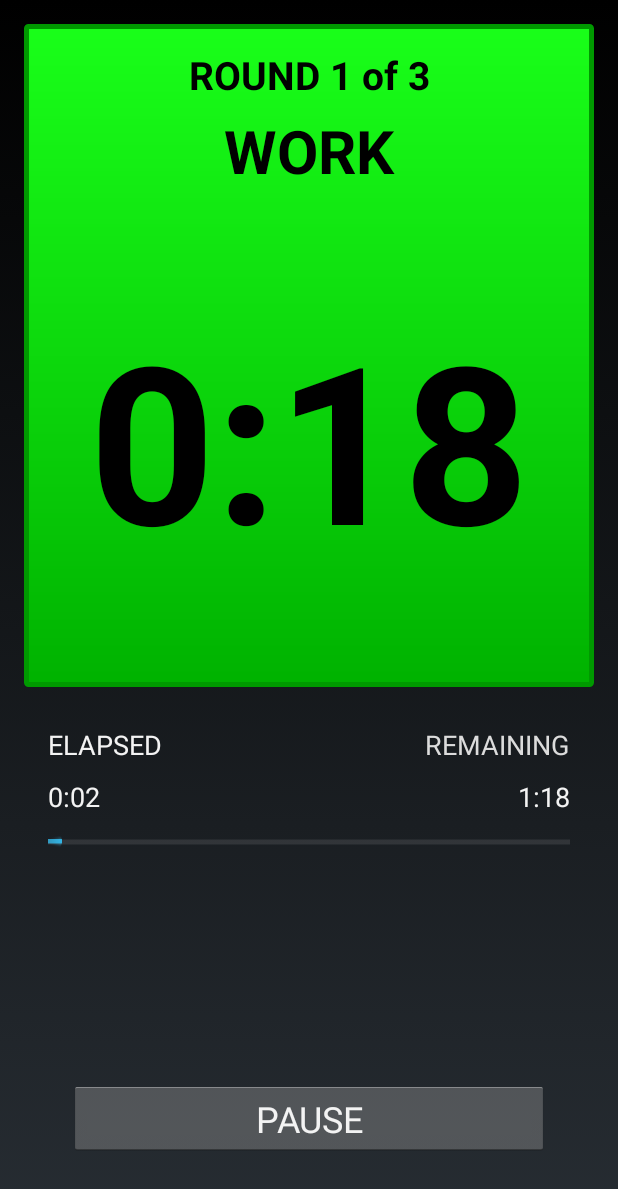
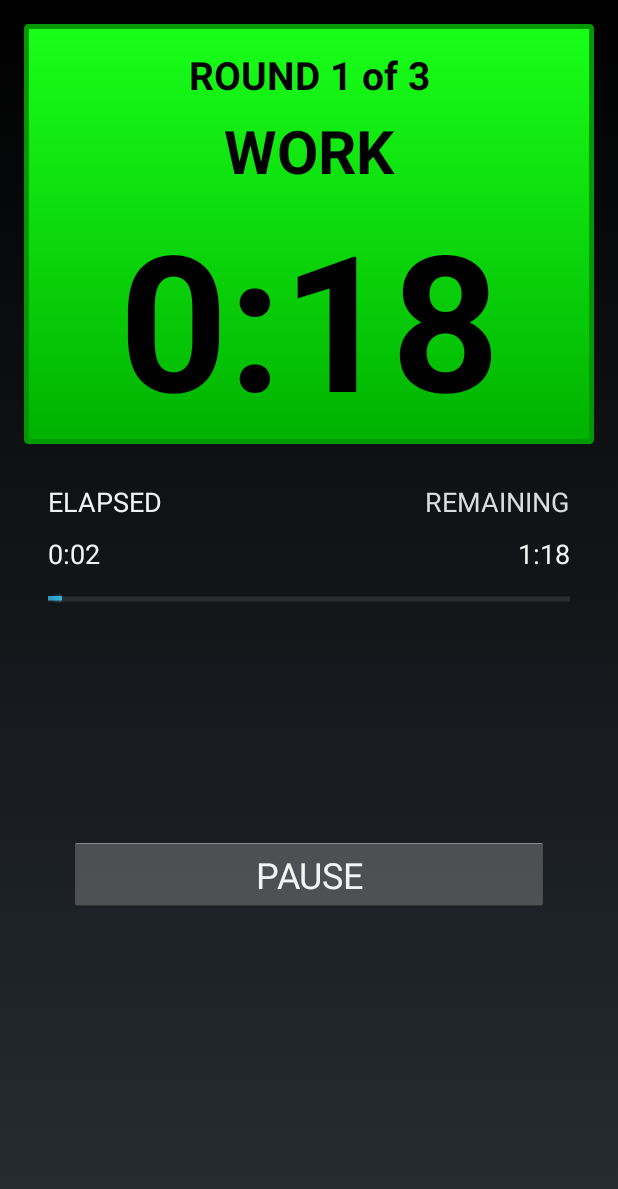
Before and after one commit to Riippi/IntervalTimer, an Android app: the TimerActivity screen opened directly, with no data from a screen before it, on a phone screen of 412 x 824 dp. Shown: the top 1189 px of the screen. Run offline under Robolectric (Android 15) with nearby library versions, the light colour scheme and no system bars.

Commit message:
Fixed the bug with resizing time text, but it's not perfect.

```diff
--- a/app/src/main/res/layout/activity_timer.xml
+++ b/app/src/main/res/layout/activity_timer.xml
@@ -23,7 +23,6 @@
             android:id="@+id/layoutTop"
             android:layout_width="fill_parent"
             android:layout_height="280dp"
-            android:layout_weight="3"
             >
 
             <View
@@ -38,7 +37,6 @@
                 android:layout_width="fill_parent"
                 android:layout_height="fill_parent"
                 android:weightSum="1">
-
 
 
                 <TextView
```
